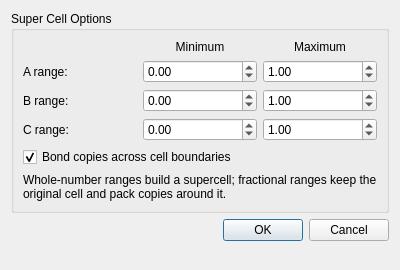
First picture: the form in avogadro/qtplugins/crystal/supercelldialog.ui, repository OpenChemistry/avogadrolibs, before the edit.
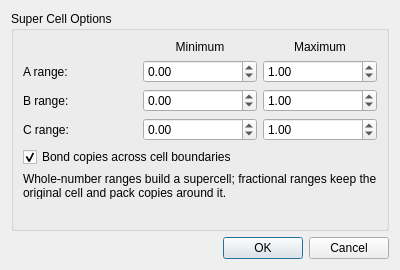
Second picture: the form after the edit.

The edit to the form file:
```diff
--- a/avogadro/qtplugins/crystal/supercelldialog.ui
+++ b/avogadro/qtplugins/crystal/supercelldialog.ui
@@ -200,6 +200,16 @@
           </property>
          </widget>
         </item>
+        <item row="6" column="0" colspan="3">
+         <widget class="QLabel" name="warningLabel">
+          <property name="text">
+           <string/>
+          </property>
+          <property name="wordWrap">
+           <bool>true</bool>
+          </property>
+         </widget>
+        </item>
        </layout>
       </widget>
      </item>
```
